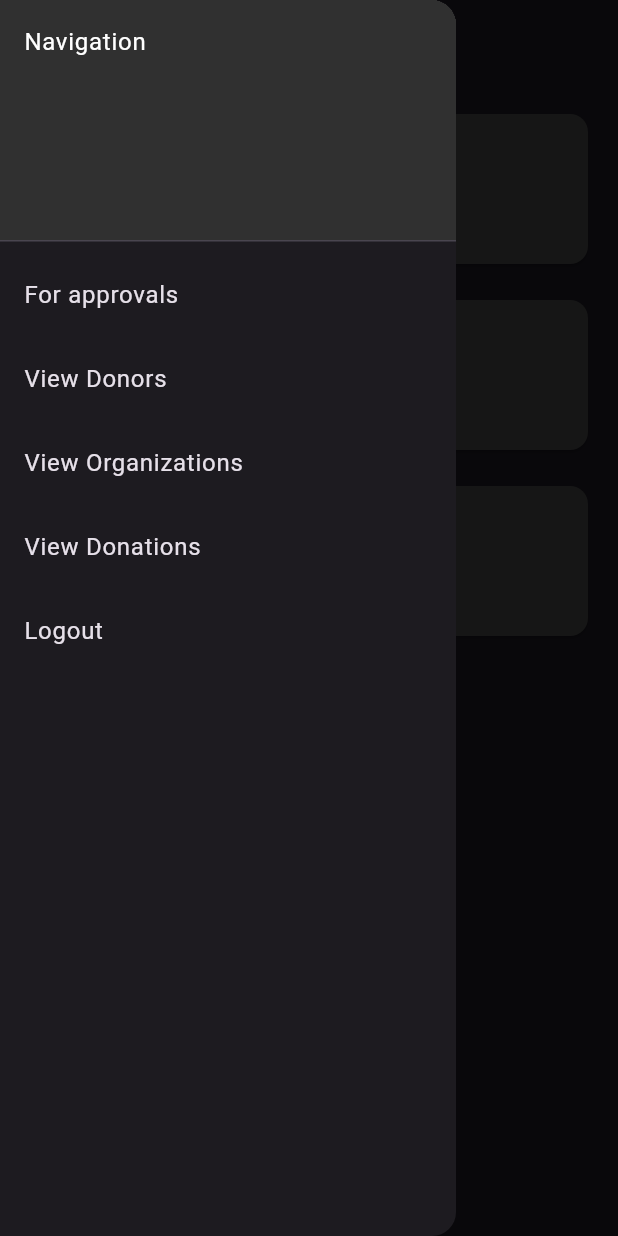
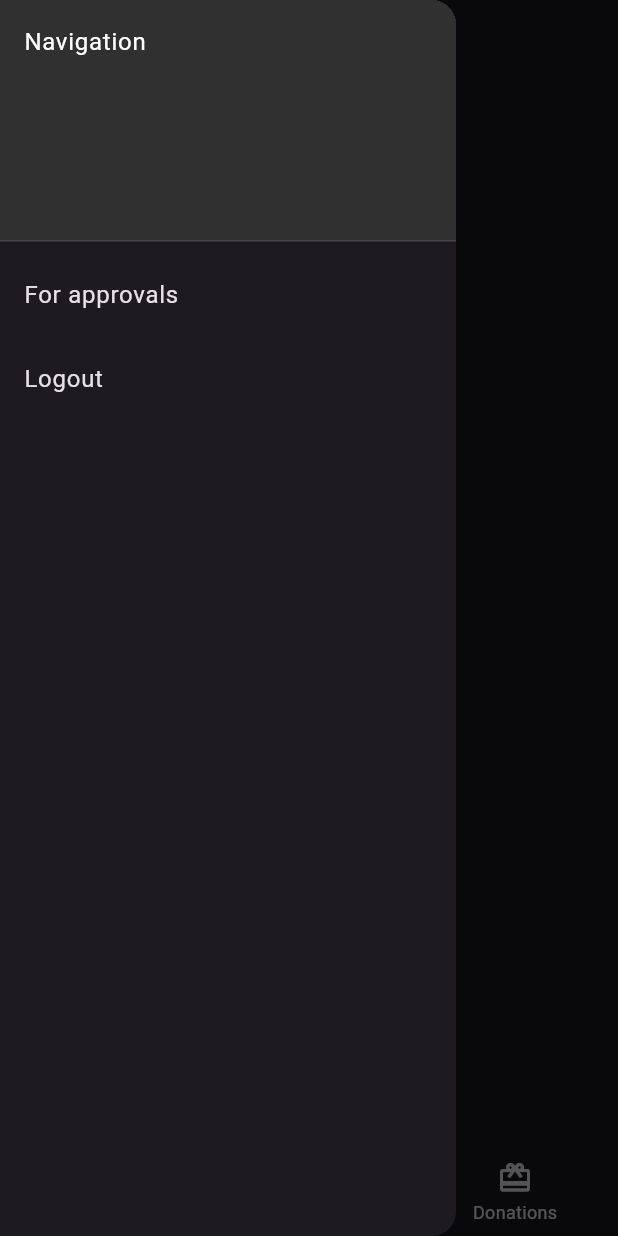
Before and after one commit to ChadEnriquez/elbi-donation-system, a Flutter app: the AdminHomePage screen opened by its route, with the side drawer open, on a phone screen of 412 x 824 dp. Run offline on Flutter 3.47's test engine with Material 3 defaults, Android fonts, the phone set to English and light mode, and no system bars; our stand-ins replace camera, cloud_firestore, firebase_auth, firebase_core, firebase_storage, intl_phone_number_input and 1 more; accounts and stored records are empty.

Commit message:
feat: admin page

```diff
--- a/elbi_donation_app/lib/admin/admin_home_page.dart
+++ b/elbi_donation_app/lib/admin/admin_home_page.dart
@@ -1,3 +1,7 @@
+import 'package:elbi_donation_app/admin/for_approvals.dart';
+import 'package:elbi_donation_app/admin/view_donations.dart';
+import 'package:elbi_donation_app/admin/view_organizations.dart';
+
 import 'view_donors.dart';
 import 'package:elbi_donation_app/provider/auth_provider.dart';
 import 'package:flutter/material.dart';
@@ -11,6 +15,20 @@ class AdminHomePage extends StatefulWidget {
 }
 
 class _AdminHomePageState extends State<AdminHomePage> {
+  int _selectedIndex = 0;
+
+  static const List<Widget> _widgetOptions = <Widget>[
+    ViewDonorsPage(),
+    ViewOrganizationsPage(),
+    ViewDonationsPage(),
+  ];
+
+  void _onItemTapped(int index) {
+    setState(() {
+      _selectedIndex = index;
+    });
+  }
+
   @override
   Widget build(BuildContext context) {
     return Scaffold(
@@ -26,74 +44,25 @@ class _AdminHomePageState extends State<AdminHomePage> {
         shadowColor: Colors.grey[300],
         iconTheme: const IconThemeData(color: Colors.white),
       ),
-      body: Padding(
-        padding: const EdgeInsets.all(16.0),
-        child: ListView(
-          children: <Widget>[
-            Card(
-              color: const Color.fromARGB(255, 48, 48, 48),
-              child: Container(
-                height: 100,
-                child: ListTile(
-                  leading: const Icon(Icons.person, color: Colors.white),
-                  title: const Text(
-                    'Donors',
-                    style: TextStyle(
-                      color: Colors.white,
-                      fontSize: 25,
-                    ),
-                  ),
-                  onTap: () {
-                    Navigator.push(
-                      context,
-                      MaterialPageRoute(builder: (context) => ViewDonorsPage()),
-                    );
-                  },
-                ),
-              ),
-            ),
-            SizedBox(height: 16),
-            Card(
-              color: const Color.fromARGB(255, 48, 48, 48),
-              child: Container(
-                height: 100,
-                child: ListTile(
-                  leading: const Icon(Icons.business, color: Colors.white),
-                  title: const Text(
-                    'Organizations',
-                    style: TextStyle(
-                      color: Colors.white,
-                      fontSize: 25,
-                    ),
-                  ),
-                  onTap: () {
-                    // Navigate to View Organizations page
-                  },
-                ),
-              ),
-            ),
-            SizedBox(height: 16),
-            Card(
-              color: const Color.fromARGB(255, 48, 48, 48),
-              child: Container(
-                height: 100,
-                child: ListTile(
-                  leading: const Icon(Icons.card_giftcard, color: Colors.white),
-                  title: const Text(
-                    'Donations',
-                    style: TextStyle(
-                      color: Colors.white,
-                      fontSize: 25,  // Increase the font size
-                    ),
-                  ),
-                  onTap: () {
-                    // Navigate to View Donations page
-                  },
-                ),
-              ),
-            ),
-          ],
-        ),
+      body: _widgetOptions.elementAt(_selectedIndex),
+      bottomNavigationBar: BottomNavigationBar(
+        items: const <BottomNavigationBarItem>[
+          BottomNavigationBarItem(
+            icon: Icon(Icons.person),
+            label: 'Donors',
+          ),
+          BottomNavigationBarItem(
+            icon: Icon(Icons.business),
+            label: 'Organizations',
+          ),
+          BottomNavigationBarItem(
+            icon: Icon(Icons.card_giftcard),
+            label: 'Donations',
+          ),
+        ],
+        currentIndex: _selectedIndex,
+        selectedItemColor: Colors.blueAccent,
+        onTap: _onItemTapped,
       ),
       drawer: Drawer(
         child: ListView(
@@ -111,35 +80,17 @@ class _AdminHomePageState extends State<AdminHomePage> {
             ListTile(
               title: const Text('For approvals'),
               onTap: () {
-                // Navigate to approvals page
-              },
-            ),
-            ListTile(
-              title: const Text('View Donors'),
-              onTap: () {
                 Navigator.push(
                   context,
-                  MaterialPageRoute(builder: (context) => ViewDonorsPage()),
+                  MaterialPageRoute(builder: (context) => ApprovalsPage()),
                 );
-              },
-            ),
-            ListTile(
-              title: const Text('View Organizations'),
-              onTap: () {
-                // Navigate to View Organizations page
-              },
-            ),
-            ListTile(
-              title: const Text('View Donations'),
-              onTap: () {
-                // Navigate to View Donations page
               },
             ),
             ListTile(
               title: const Text('Logout'),
               onTap: () {
                 context.read<UserAuthProvider>().signOut();
-                Navigator.pop(context);
+                Navigator.pushReplacementNamed(context, '/');
               },
             ),
           ],
--- a/elbi_donation_app/lib/admin/view_donors.dart
+++ b/elbi_donation_app/lib/admin/view_donors.dart
@@ -1,7 +1,7 @@
 import 'package:cloud_firestore/cloud_firestore.dart';
 import 'package:flutter/material.dart';
 import 'package:elbi_donation_app/model/donor.dart';
-import 'donor_detail.dart'; // Ensure you have the correct path to your DonorDetailPage file
+import 'details/donor_detail.dart'; // Ensure you have the correct path to your DonorDetailPage file
 
 class ViewDonorsPage extends StatelessWidget {
   const ViewDonorsPage({Key? key}) : super(key: key);
@@ -15,7 +15,7 @@ class ViewDonorsPage extends StatelessWidget {
   Widget build(BuildContext context) {
     return Scaffold(
       appBar: AppBar(
-        title: Text('View Donors'),
+        title: Text('Donors List'),
       ),
       body: FutureBuilder<List<Donor>>(
         future: _fetchDonors(),
```
Also changed, not shown: elbi_donation_app/lib/admin/details/donations_detail.dart (added, +35 -0 lines), elbi_donation_app/lib/admin/details/organization_detail.dart (added, +46 -0 lines), elbi_donation_app/lib/admin/for_approvals.dart (+175 -0 lines), elbi_donation_app/lib/admin/view_donations.dart (+56 -0 lines), elbi_donation_app/lib/admin/view_organizations.dart (+56 -0 lines), elbi_donation_app/lib/api/firebase_auth_api.dart (+34 -4 lines), elbi_donation_app/lib/authentication/signin_page.dart (+85 -15 lines), elbi_donation_app/lib/authentication/user_details_page.dart (deleted, +0 -38 lines), elbi_donation_app/lib/admin/details/donor_detail.dart (renamed from elbi_donation_app/lib/admin/donor_detail.dart), 1 other file.
